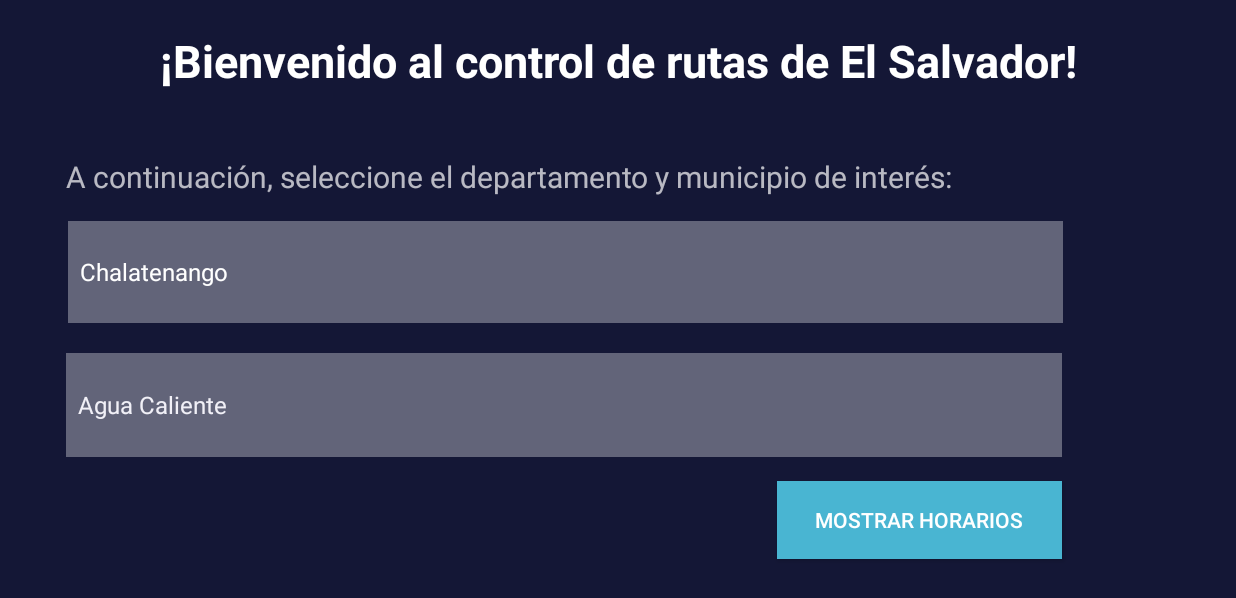
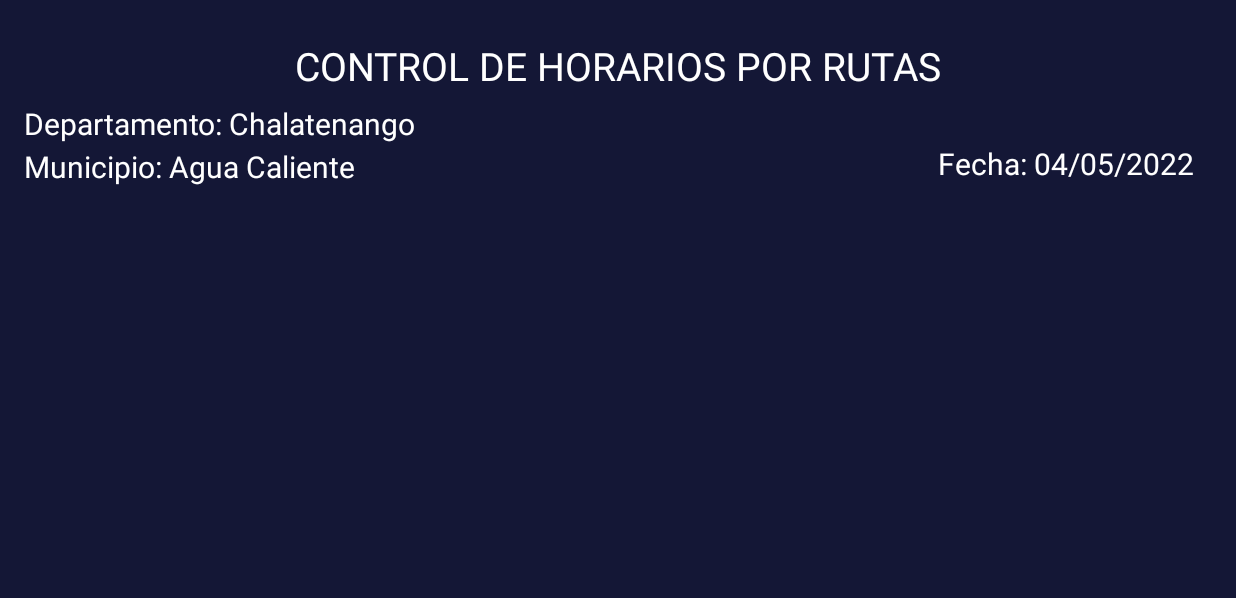
Before and after one commit to AndresC-O/shedule-routes-sv-app, an Android app: the MainActivity screen opened directly, with no data from a screen before it, after a tap on "MOSTRAR HORARIOS", on a phone screen of 824 x 412 dp (held sideways). Shown: the top 598 px of the screen. Run offline under Robolectric (Android 15) with nearby library versions, the phone set to English and light mode, and no system bars.

Commit message:
Phase 2 in progress...

```diff
--- a/scheduleroutesappsv/app/src/main/AndroidManifest.xml
+++ b/scheduleroutesappsv/app/src/main/AndroidManifest.xml
@@ -10,17 +10,23 @@
         android:supportsRtl="true"
         android:theme="@style/Theme.Scheduleroutesappsv">
         <activity
+            android:name=".ScheduleTable"
+            android:configChanges="orientation|keyboardHidden|screenSize"
+            android:exported="true"
+            android:screenOrientation="userLandscape"
+            android:theme="@style/Theme.AppCompat.NoActionBar"/>
+        <activity
             android:name=".MainActivity"
             android:configChanges="orientation|keyboardHidden|screenSize"
+            android:exported="true"
             android:screenOrientation="userLandscape"
-            android:theme="@style/Theme.AppCompat.NoActionBar"
-            android:exported="true" />
+            android:theme="@style/Theme.AppCompat.NoActionBar" />
         <activity
             android:name=".SplashActivity"
             android:configChanges="orientation|keyboardHidden|screenSize"
+            android:exported="true"
             android:screenOrientation="userLandscape"
-            android:theme="@style/Theme.AppCompat.NoActionBar"
-            android:exported="true">
+            android:theme="@style/Theme.AppCompat.NoActionBar">
             <intent-filter>
                 <action android:name="android.intent.action.MAIN" />
 
--- a/scheduleroutesappsv/app/src/main/java/com/unab/scheduleroutes_appsv/MainActivity.kt
+++ b/scheduleroutesappsv/app/src/main/java/com/unab/scheduleroutes_appsv/MainActivity.kt
@@ -1,5 +1,6 @@
 package com.unab.scheduleroutes_appsv
 
+import android.content.Intent
 import androidx.appcompat.app.AppCompatActivity
 import android.os.Bundle
 import android.view.View
@@ -99,5 +100,11 @@ class MainActivity : AppCompatActivity() {
         var citySelected=sp_Municipio.selectedItem.toString()
 
         Toast.makeText(this, "Ha seleccionado: " + citySelected +", "+ departmentSelected +".", Toast.LENGTH_LONG).show()
+
+        val intent = Intent(this@MainActivity, ScheduleTable::class.java)
+        intent.putExtra("Department", departmentSelected)
+        intent.putExtra("City", citySelected)
+        startActivity(intent)
+        finish()
     }
 }
--- /dev/null
+++ b/scheduleroutesappsv/app/src/main/java/com/unab/scheduleroutes_appsv/ScheduleTable.kt
@@ -0,0 +1,54 @@
+package com.unab.scheduleroutes_appsv
+
+import android.content.Intent
+import android.os.Build
+import androidx.appcompat.app.AppCompatActivity
+import android.os.Bundle
+import android.view.View
+import android.view.WindowManager
+import android.widget.TextView
+import androidx.annotation.RequiresApi
+import java.time.LocalDateTime
+import java.time.ZoneId
+import java.time.format.DateTimeFormatter
+import java.util.*
+
+class ScheduleTable : AppCompatActivity() {
+
+    private lateinit var tv_timenow:TextView
+    private lateinit var tv_departments:TextView
+    private lateinit var tv_city:TextView
+
+    @RequiresApi(Build.VERSION_CODES.O)
+    override fun onCreate(savedInstanceState: Bundle?) {
+        super.onCreate(savedInstanceState)
+        setContentView(R.layout.activity_schedule_table)
+
+        getWindow().setFlags(WindowManager.LayoutParams.FLAG_FULLSCREEN, WindowManager.LayoutParams.FLAG_FULLSCREEN);
+
+        window.decorView.apply {
+            systemUiVisibility = View.SYSTEM_UI_FLAG_HIDE_NAVIGATION or View.SYSTEM_UI_FLAG_FULLSCREEN
+        }
+
+        tv_timenow = findViewById(R.id.tv_datenow)
+        tv_departments = findViewById(R.id.tv_Department)
+        tv_city = findViewById(R.id.tv_Cities)
+
+        //Formateando la fecha y hora actual.
+        val current = LocalDateTime.now(ZoneId.of("UTC-6") )
+        val formatter = DateTimeFormatter.ofPattern("dd/MM/yyyy", Locale.getDefault())
+        val formatted = current.format(formatter)
+        println("> The current Date and Time is: $formatted")
+
+        tv_timenow.setText("Fecha: $formatted")
+
+        //Obteniendo los datos de departamento y municipio.
+        val objetoIntent: Intent = intent
+        var department = objetoIntent.getStringExtra("Department")
+        var city = objetoIntent.getStringExtra("City")
+
+        //Asignando los valores.
+        tv_departments.setText("Departamento: " + department)
+        tv_city.setText("Municipio: " + city)
+    }
+}
--- /dev/null
+++ b/scheduleroutesappsv/app/src/main/res/layout/activity_schedule_table.xml
@@ -0,0 +1,59 @@
+<?xml version="1.0" encoding="utf-8"?>
+<androidx.constraintlayout.widget.ConstraintLayout xmlns:android="http://schemas.android.com/apk/res/android"
+    xmlns:app="http://schemas.android.com/apk/res-auto"
+    xmlns:tools="http://schemas.android.com/tools"
+    android:layout_width="match_parent"
+    android:layout_height="match_parent"
+    android:background="#141736"
+    tools:context=".ScheduleTable">
+
+    <TextView
+        android:id="@+id/tv_title"
+        android:layout_width="wrap_content"
+        android:layout_height="wrap_content"
+        android:layout_marginStart="249dp"
+        android:layout_marginTop="26dp"
+        android:layout_marginEnd="250dp"
+        android:text="CONTROL DE HORARIOS POR RUTAS"
+        android:textColor="#fff"
+        android:textSize="26dp"
+        app:layout_constraintEnd_toEndOf="parent"
+        app:layout_constraintStart_toStartOf="parent"
+        app:layout_constraintTop_toTopOf="parent" />
+
+    <TextView
+        android:id="@+id/tv_Department"
+        android:layout_width="wrap_content"
+        android:layout_height="wrap_content"
+        android:layout_marginStart="16dp"
+        android:layout_marginTop="7dp"
+        android:text="Departamento: unknown"
+        android:textColor="#fff"
+        android:textSize="20dp"
+        app:layout_constraintStart_toStartOf="parent"
+        app:layout_constraintTop_toBottomOf="@+id/tv_title" />
+
+    <TextView
+        android:id="@+id/tv_Cities"
+        android:layout_width="wrap_content"
+        android:layout_height="wrap_content"
+        android:layout_marginStart="16dp"
+        android:layout_marginTop="1dp"
+        android:text="Municipio: unknown"
+        android:textColor="#fff"
+        android:textSize="20dp"
+        app:layout_constraintStart_toStartOf="parent"
+        app:layout_constraintTop_toBottomOf="@+id/tv_Department" />
+
+    <TextView
+        android:id="@+id/tv_datenow"
+        android:layout_width="wrap_content"
+        android:layout_height="wrap_content"
+        android:layout_marginTop="95dp"
+        android:layout_marginEnd="28dp"
+        android:text="Fecha: 03/05/2022"
+        android:textColor="#fff"
+        android:textSize="20dp"
+        app:layout_constraintEnd_toEndOf="parent"
+        app:layout_constraintTop_toTopOf="parent" />
+</androidx.constraintlayout.widget.ConstraintLayout>
```
